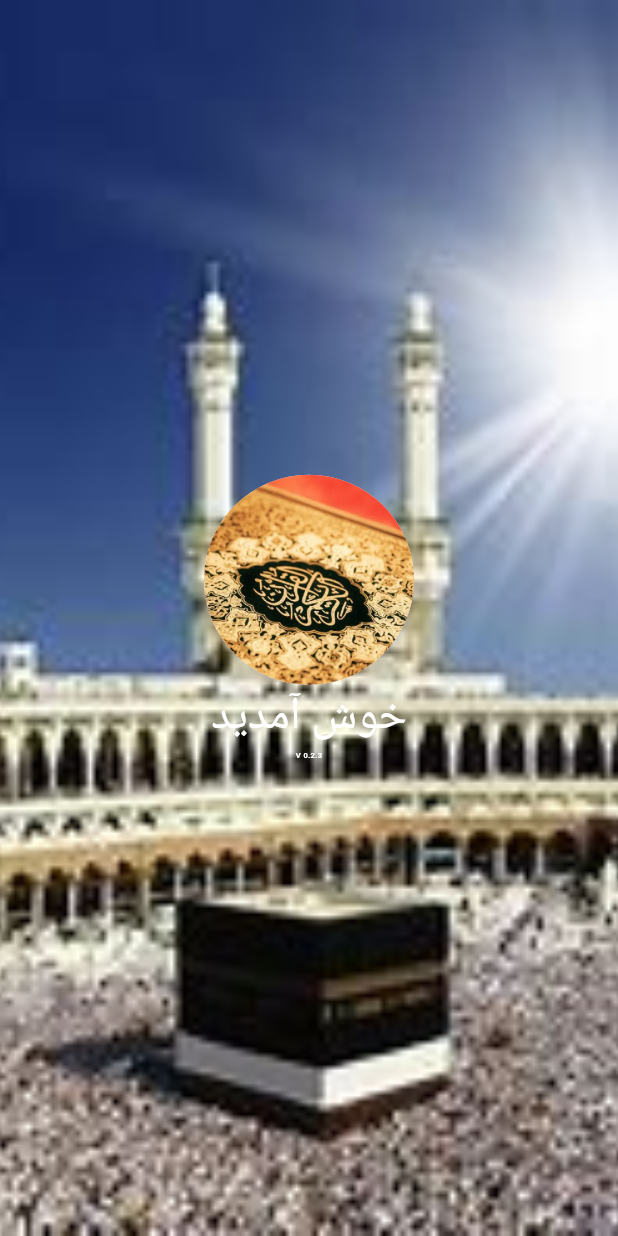
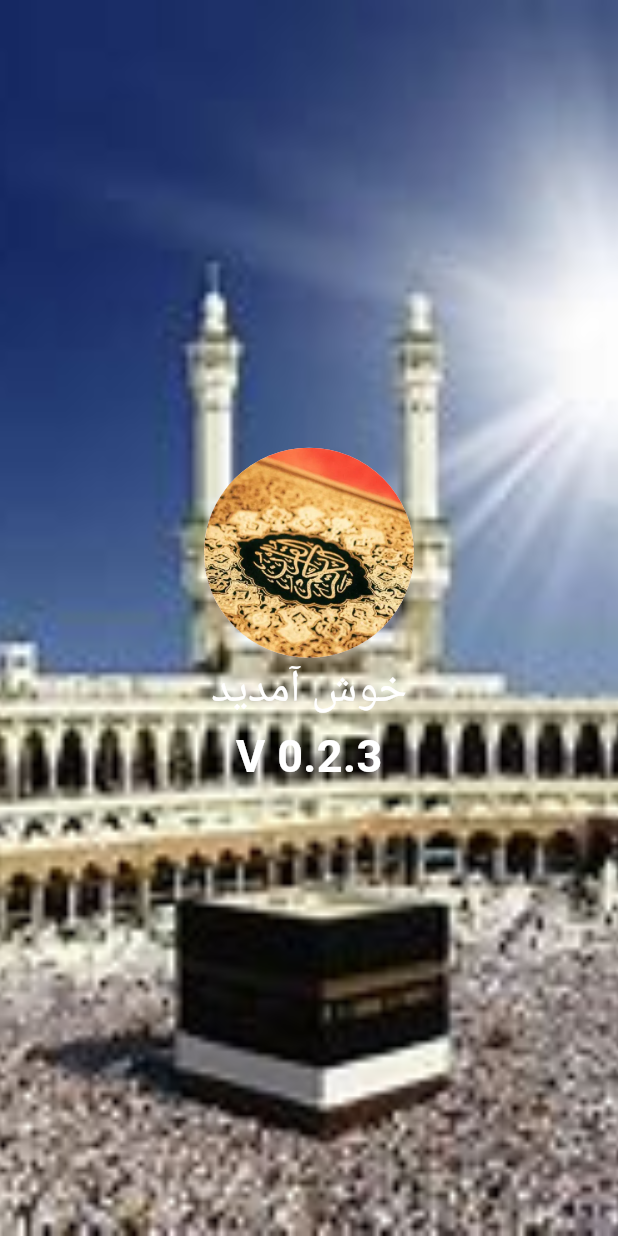
Before and after one commit to Parwiz1010/world-famous-reciters, a Flutter app: the splash screen opened directly, on a phone screen of 412 x 824 dp. Run offline on Flutter 3.47's test engine with Material 3 defaults, Android fonts, the phone set to English and light mode, and no system bars; our stand-ins replace share_plus.

Commit message:
change fontsize

```diff
--- a/lib/container.dart
+++ b/lib/container.dart
@@ -56,7 +56,7 @@ class _splashState extends State<splash> {
               'خوش آمدید',
               style: TextStyle(fontSize: 30, color: Colors.white),
             ),
-            Text('V 0.2.3',style: TextStyle(fontSize: 5,fontWeight: FontWeight.bold,color: Colors.white),)
+            Text('V 0.2.3',style: TextStyle(fontSize: 30,fontWeight: FontWeight.bold,color: Colors.white),)
           ],
         ),
       ]),
```
